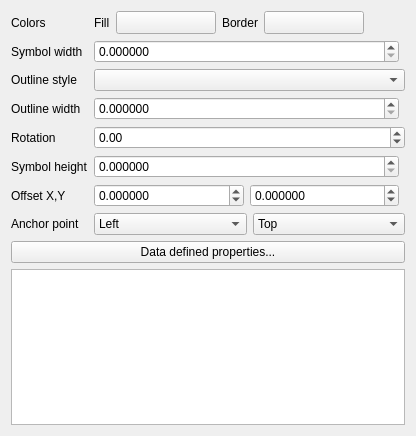
The window that src/ui/symbollayer/widget_ellipse.ui (qgis/QGIS) describes before a commit, drawn with Qt 5.
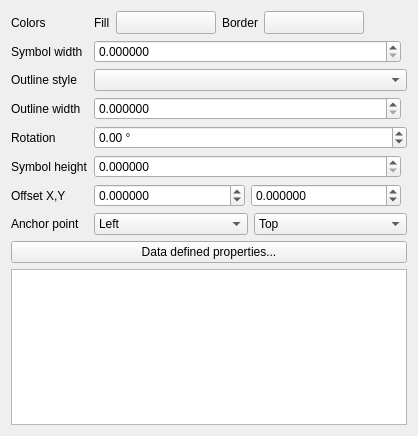
The same window after the commit. Custom widgets are drawn as their Qt base class.

Commit message:
Change some spin boxes in symbology to QgsDoubleSpinBox
Adds the handy 'clear' buttons to these spin boxes, such as
offsets and rotation.
Also standardises the display of some widgets in symbology.

What changed in the file:
```diff
--- a/src/ui/symbollayer/widget_ellipse.ui
+++ b/src/ui/symbollayer/widget_ellipse.ui
@@ -6,7 +6,7 @@
    <rect>
     <x>0</x>
     <y>0</y>
-    <width>416</width>
+    <width>418</width>
     <height>436</height>
    </rect>
   </property>
@@ -24,7 +24,10 @@
       </widget>
      </item>
      <item row="4" column="1">
-      <widget class="QDoubleSpinBox" name="mRotationSpinBox">
+      <widget class="QgsDoubleSpinBox" name="mRotationSpinBox">
+       <property name="suffix">
+        <string> °</string>
+       </property>
        <property name="minimum">
         <double>-360.000000000000000</double>
        </property>
@@ -430,6 +433,11 @@
    <extends>QToolButton</extends>
    <header>qgscolorbuttonv2.h</header>
   </customwidget>
+  <customwidget>
+   <class>QgsDoubleSpinBox</class>
+   <extends>QDoubleSpinBox</extends>
+   <header>qgsdoublespinbox.h</header>
+  </customwidget>
   <customwidget>
    <class>QgsUnitSelectionWidget</class>
    <extends>QWidget</extends>
```
Left out of the diff: 4 changed lines with no effect on the pictures. The commit also changes 20 other files.
